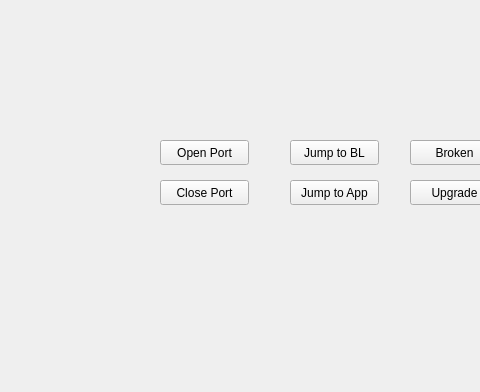
This is mainwindow.ui in NuiDom/4K_Upgrade_App as Qt 5 draws it before an edit; both pictures show x 0 to 480 and y 0 to 392 of the 800 by 600 pixel window. The edited form follows.
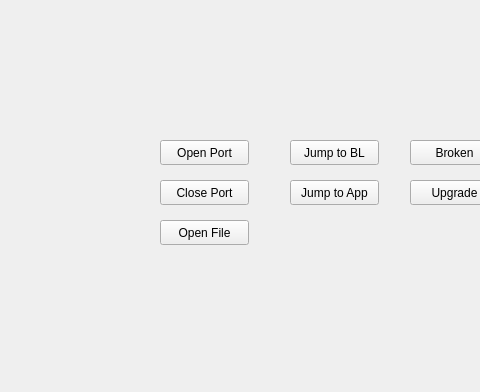
This is the edited form.

```diff
--- a/mainwindow.ui
+++ b/mainwindow.ui
@@ -92,6 +92,19 @@
      <string>Upgrade</string>
     </property>
    </widget>
+   <widget class="QPushButton" name="Open_File_push_button">
+    <property name="geometry">
+     <rect>
+      <x>160</x>
+      <y>220</y>
+      <width>89</width>
+      <height>25</height>
+     </rect>
+    </property>
+    <property name="text">
+     <string>Open File</string>
+    </property>
+   </widget>
   </widget>
   <widget class="QMenuBar" name="menubar">
    <property name="geometry">
```
